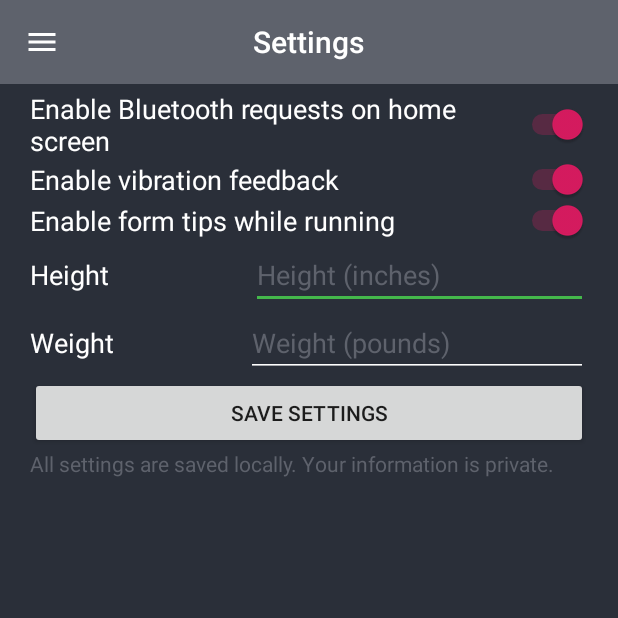
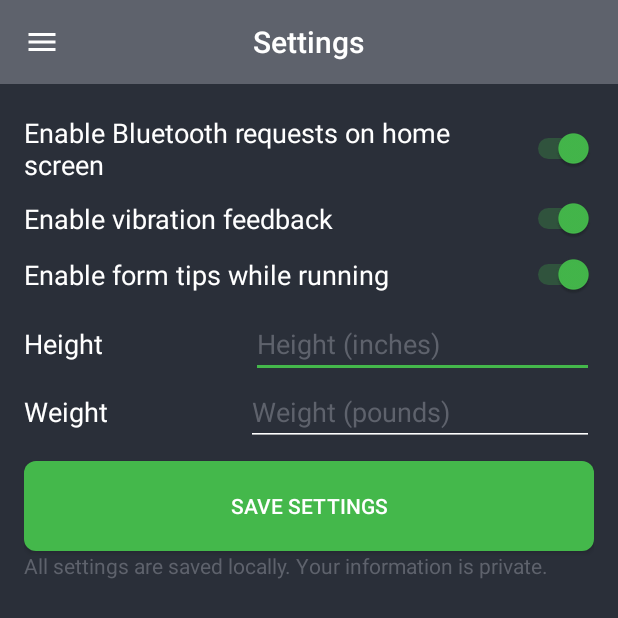
Before and after one commit to kmhall/Strogger, an Android app: the SettingsActivity screen opened directly, with no data from a screen before it, on a phone screen of 412 x 824 dp. Shown: the top 618 px of the screen. Run offline under Robolectric (Android 15) with nearby library versions, the light colour scheme and no system bars; our stand-ins replace Firebase (no records; nobody signed in at launch, a user with empty details on screens opened directly); libraries missing offline, so code that uses them is left out: com.github.mikephil.charting, org.apache.commons; 2 statements that could not run were skipped.

Commit message:
Changed Settings style to mirror my profile. Centered image on my profile. Increased min API to account for all methods. Bug fix on acceleration threshold.

```diff
--- a/app/build.gradle
+++ b/app/build.gradle
@@ -6,7 +6,7 @@ android {
     defaultConfig {
         applicationId "com.strogger.strogger"
 
-        minSdkVersion 18
+        minSdkVersion 21
         targetSdkVersion 29
 
         versionCode 1
--- a/app/src/main/java/com/strogger/strogger/CurrentRunActivity.java
+++ b/app/src/main/java/com/strogger/strogger/CurrentRunActivity.java
@@ -411,7 +411,7 @@ public class CurrentRunActivity extends AppCompatActivity implements SensorEvent
                 movingAverage2 = new double[averageBox];
                 iA=0;
 
-                if (15 *72/(double)heightValue < averageAccel) {
+                if (heightValue != -1 && 15 *72/(double)heightValue < averageAccel) {
                     Log.d("Karson", "Accel threshold");
                     notification(alertDialogForce);
                 }
--- a/app/src/main/res/layout/settings.xml
+++ b/app/src/main/res/layout/settings.xml
@@ -1,50 +1,65 @@
 <?xml version="1.0" encoding="utf-8"?>
 <RelativeLayout xmlns:android="http://schemas.android.com/apk/res/android"
-    android:paddingLeft="30px"
-    android:paddingRight="30px"
-android:background="@color/background"
     xmlns:app="http://schemas.android.com/apk/res-auto"
     xmlns:tools="http://schemas.android.com/tools"
     android:layout_width="match_parent"
     android:layout_height="match_parent"
-    android:layout_marginTop="20dp">
+    android:layout_marginTop="20dp"
+    android:background="@color/background"
+    android:paddingLeft="@dimen/activity_horizontal_margin"
+    android:paddingTop="@dimen/activity_vertical_margin"
+    android:paddingEnd="@dimen/activity_vertical_margin"
+    android:paddingRight="@dimen/activity_horizontal_margin">
+
+    <ScrollView
+        android:layout_width="match_parent"
+        android:layout_height="match_parent">
+
+        <LinearLayout
+            android:layout_width="match_parent"
+            android:layout_height="wrap_content"
+            android:orientation="vertical">
+
 
             <Switch
-        android:textColor="@color/lightText"
+                android:id="@+id/bluetoothPopup"
 
-        android:id="@+id/bluetoothPopup"
                 android:layout_width="match_parent"
-        android:layout_height="wrap_content"
+                android:layout_height="match_parent"
                 android:layout_marginTop="60dp"
                 android:text="Enable Bluetooth requests on home screen"
-        android:textSize="18sp" />
+                android:textColor="@color/lightText"
+                android:textSize="18sp"
+                android:theme="@style/toggleButtonStyle" />
 
             <Switch
                 android:id="@+id/audioPopup"
 
                 android:layout_width="match_parent"
-        android:layout_height="wrap_content"
-        android:layout_below="@id/bluetoothPopup"
+                android:layout_height="match_parent"
+                android:layout_marginTop="10dp"
                 android:text="Enable vibration feedback"
                 android:textColor="@color/lightText"
-        android:textSize="18sp" />
+                android:textSize="18sp"
+                android:theme="@style/toggleButtonStyle" />
 
             <Switch
                 android:id="@+id/runningPopup"
 
                 android:layout_width="match_parent"
-        android:layout_height="wrap_content"
-        android:layout_below="@id/audioPopup"
+                android:layout_height="match_parent"
+                android:layout_marginTop="10dp"
                 android:text="Enable form tips while running"
                 android:textColor="@color/lightText"
-        android:textSize="18sp" />
+                android:textSize="18sp"
+                android:theme="@style/toggleButtonStyle" />
 
             <LinearLayout
                 android:id="@+id/height"
 
                 android:layout_width="match_parent"
-        android:layout_height="wrap_content"
-        android:layout_below="@id/runningPopup"
+                android:layout_height="match_parent"
+                android:layout_marginTop="10dp"
                 android:orientation="horizontal"
                 app:theme="@style/textInput2">
 
@@ -73,22 +88,21 @@ android:background="@color/background"
             </LinearLayout>
 
             <LinearLayout
-        app:theme="@style/textInput2"
+                android:id="@+id/weight"
 
-        android:id="@+id/weight"
                 android:layout_width="match_parent"
-        android:layout_height="wrap_content"
-        android:layout_below="@id/height"
-        android:orientation="horizontal">
+                android:layout_height="match_parent"
+                android:orientation="horizontal"
+                app:theme="@style/textInput2">
 
                 <TextView
-            android:textColor="@color/lightText"
+                    android:id="@+id/weightText"
 
-            android:id="@+id/weightText"
                     android:layout_width="wrap_content"
                     android:layout_height="wrap_content"
                     android:layout_weight="1"
                     android:text="Weight"
+                    android:textColor="@color/lightText"
                     android:textSize="18sp" />
 
                 <EditText
@@ -107,26 +121,19 @@ android:background="@color/background"
 
             </LinearLayout>
 
-    <LinearLayout
-        android:id="@+id/buttonSave"
-        android:layout_width="match_parent"
-        android:layout_height="wrap_content"
-        android:layout_below="@id/weight"
-        android:layout_weight="1"
-        android:orientation="horizontal">
-
             <Button
                 android:id="@+id/saveButton"
-            android:layout_width="wrap_content"
-            android:layout_height="wrap_content"
+                android:layout_width="match_parent"
+                android:layout_height="60dp"
+                android:layout_marginTop="10dp"
                 android:layout_weight="1"
-            android:text="Save Settings" />
-    </LinearLayout>
+                android:background="@drawable/button_background"
+                android:text="Save Settings"
+                android:textColor="@color/lightText" />
 
             <LinearLayout
                 android:layout_width="match_parent"
                 android:layout_height="match_parent"
-        android:layout_below="@id/buttonSave"
                 android:orientation="horizontal">
 
                 <TextView
@@ -138,4 +145,10 @@ android:background="@color/background"
                     android:textColor="@color/darkText" />
             </LinearLayout>
 
+        </LinearLayout>
+
+
+    </ScrollView>
+
+
 </RelativeLayout>
--- a/app/src/main/res/values/styles.xml
+++ b/app/src/main/res/values/styles.xml
@@ -21,4 +21,17 @@
         <item name="colorAccent">@color/green</item>
     </style>
 
+    <style name="toggleButtonStyle" parent="">
+        <!-- active thumb & track color (30% transparency) -->
+        <item name="android:colorControlActivated">@color/green</item>
+
+        <!-- inactive thumb color. Unable to use since one of the libraries steals this resource
+        and sets it to private-->
+        <!--item name="android:colorSwitchThumbNormal">#f1f1f1
+        </item> -->
+
+        <!-- inactive track color (30% transparency) -->
+        <item name="android:colorForeground">@color/button_back_red</item>
+    </style>
+
 </resources>
```
Also changed, not shown: app/src/main/res/layout/my_profile.xml (+47 -42 lines). Lines whose indentation alone changed are shown as unchanged.
